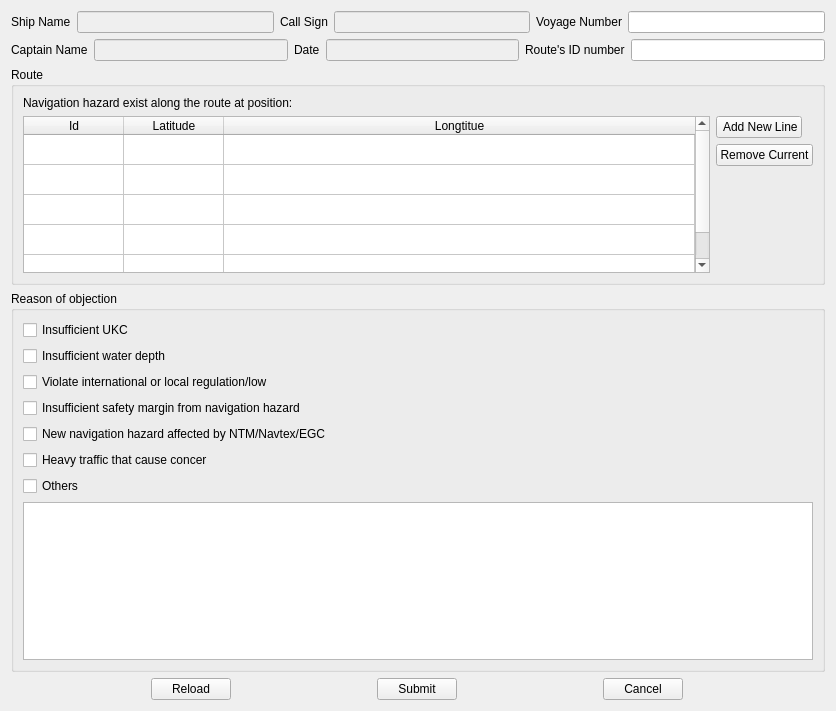
Old version of the form QtUi/objectionReport.ui in the repository heavenlxj/emgui.
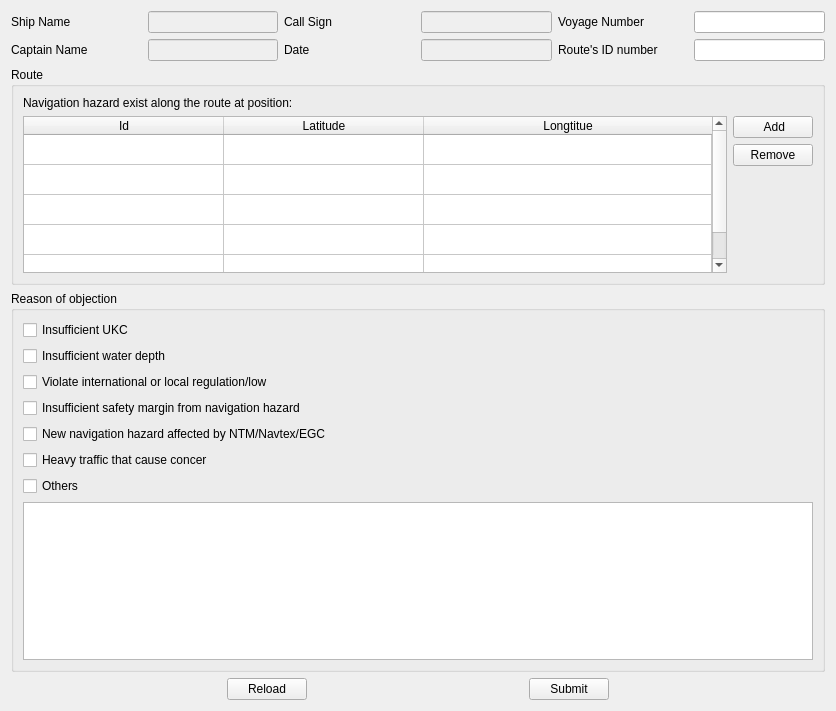
New version of the form.

What changed in the file:
```diff
--- a/QtUi/objectionReport.ui
+++ b/QtUi/objectionReport.ui
@@ -31,7 +31,7 @@
      <item>
       <widget class="QLabel" name="label">
        <property name="sizePolicy">
-        <sizepolicy hsizetype="Fixed" vsizetype="Fixed">
+        <sizepolicy hsizetype="Preferred" vsizetype="Fixed">
          <horstretch>0</horstretch>
          <verstretch>0</verstretch>
         </sizepolicy>
@@ -57,7 +57,7 @@
      <item>
       <widget class="QLabel" name="label_2">
        <property name="sizePolicy">
-        <sizepolicy hsizetype="Fixed" vsizetype="Fixed">
+        <sizepolicy hsizetype="Preferred" vsizetype="Fixed">
          <horstretch>0</horstretch>
          <verstretch>0</verstretch>
         </sizepolicy>
@@ -83,7 +83,7 @@
      <item>
       <widget class="QLabel" name="label_3">
        <property name="sizePolicy">
-        <sizepolicy hsizetype="Fixed" vsizetype="Fixed">
+        <sizepolicy hsizetype="Preferred" vsizetype="Fixed">
          <horstretch>0</horstretch>
          <verstretch>0</verstretch>
         </sizepolicy>
@@ -113,7 +113,7 @@
         <bool>true</bool>
        </property>
        <property name="sizePolicy">
-        <sizepolicy hsizetype="Fixed" vsizetype="Fixed">
+        <sizepolicy hsizetype="Preferred" vsizetype="Fixed">
          <horstretch>0</horstretch>
          <verstretch>0</verstretch>
         </sizepolicy>
@@ -139,7 +139,7 @@
      <item>
       <widget class="QLabel" name="label_6">
        <property name="sizePolicy">
-        <sizepolicy hsizetype="Fixed" vsizetype="Fixed">
+        <sizepolicy hsizetype="Preferred" vsizetype="Fixed">
          <horstretch>0</horstretch>
          <verstretch>0</verstretch>
         </sizepolicy>
@@ -165,7 +165,7 @@
      <item>
       <widget class="QLabel" name="label_4">
        <property name="sizePolicy">
-        <sizepolicy hsizetype="Fixed" vsizetype="Fixed">
+        <sizepolicy hsizetype="Preferred" vsizetype="Fixed">
          <horstretch>0</horstretch>
          <verstretch>0</verstretch>
         </sizepolicy>
@@ -202,7 +202,7 @@
          </sizepolicy>
         </property>
         <property name="text">
-         <string>Remove Current</string>
+         <string>Remove</string>
         </property>
        </widget>
       </item>
@@ -215,7 +215,7 @@
          </sizepolicy>
         </property>
         <property name="text">
-         <string> Add New Line</string>
+         <string> Add</string>
         </property>
        </widget>
       </item>
@@ -227,9 +227,21 @@
           <verstretch>0</verstretch>
          </sizepolicy>
         </property>
+        <property name="selectionBehavior">
+         <enum>QAbstractItemView::SelectRows</enum>
+        </property>
+        <property name="textElideMode">
+         <enum>Qt::ElideRight</enum>
+        </property>
         <attribute name="horizontalHeaderCascadingSectionResizes">
          <bool>true</bool>
         </attribute>
+        <attribute name="horizontalHeaderDefaultSectionSize">
+         <number>200</number>
+        </attribute>
+        <attribute name="horizontalHeaderMinimumSectionSize">
+         <number>100</number>
+        </attribute>
         <attribute name="horizontalHeaderStretchLastSection">
          <bool>true</bool>
         </attribute>
@@ -432,19 +444,6 @@
        </property>
       </widget>
      </item>
-     <item>
-      <widget class="QPushButton" name="cancel_btn">
-       <property name="sizePolicy">
-        <sizepolicy hsizetype="Fixed" vsizetype="Fixed">
-         <horstretch>0</horstretch>
-         <verstretch>0</verstretch>
-        </sizepolicy>
-       </property>
-       <property name="text">
-        <string>Cancel</string>
-       </property>
-      </widget>
-     </item>
     </layout>
    </item>
   </layout>
```
Left out of the diff: 18 changed lines with no effect on the pictures.
